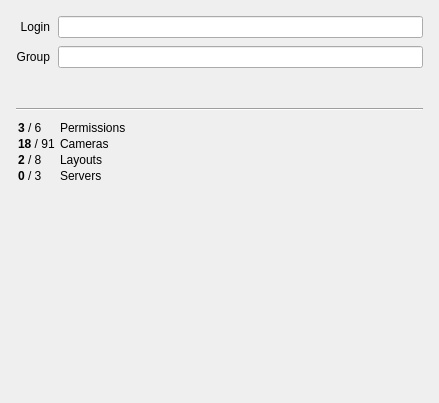
Before: the Qt Designer form client/src/ui/widgets/properties/user_profile_widget.ui in networkoptix/nx_open, drawn with Qt 5.
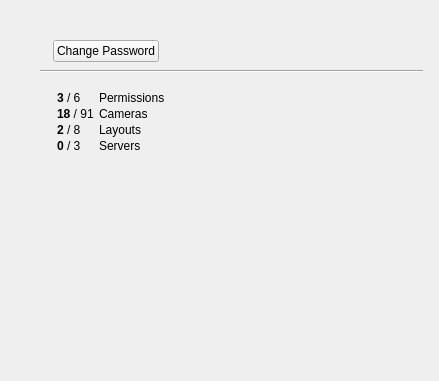
After: the same form once the commit is applied. Custom widgets are drawn as their Qt base class.

Commit message:
VMS-2293: Create dialog for access rights setup
<==== Mercurial data ====>
Branch: dev_3.0.0_gui

```diff
--- a/client/src/ui/widgets/properties/user_profile_widget.ui
+++ b/client/src/ui/widgets/properties/user_profile_widget.ui
@@ -7,7 +7,7 @@
     <x>0</x>
     <y>0</y>
     <width>439</width>
-    <height>403</height>
+    <height>381</height>
    </rect>
   </property>
   <layout class="QVBoxLayout" name="verticalLayout">
@@ -15,7 +15,7 @@
     <number>8</number>
    </property>
    <property name="leftMargin">
-    <number>16</number>
+    <number>40</number>
    </property>
    <property name="topMargin">
     <number>16</number>
@@ -27,49 +27,60 @@
     <number>16</number>
    </property>
    <item>
-    <layout class="QGridLayout" name="propertiesLayout">
-     <property name="verticalSpacing">
-      <number>8</number>
-     </property>
-     <item row="0" column="0" alignment="Qt::AlignRight">
-      <widget class="QLabel" name="loginLabel">
-       <property name="text">
-        <string>Login</string>
-       </property>
-       <property name="alignment">
-        <set>Qt::AlignRight|Qt::AlignTrailing|Qt::AlignVCenter</set>
-       </property>
-      </widget>
-     </item>
-     <item row="1" column="1">
-      <widget class="QLineEdit" name="groupLineEdit"/>
-     </item>
-     <item row="0" column="1">
-      <widget class="QLineEdit" name="loginLineEdit"/>
-     </item>
-     <item row="1" column="0" alignment="Qt::AlignRight">
-      <widget class="QLabel" name="groupLabel">
-       <property name="text">
-        <string>Group</string>
-       </property>
-       <property name="alignment">
-        <set>Qt::AlignRight|Qt::AlignTrailing|Qt::AlignVCenter</set>
-       </property>
-      </widget>
-     </item>
-    </layout>
+    <widget class="QnInputField" name="loginInputField" native="true"/>
+   </item>
+   <item>
+    <widget class="QnInputField" name="nameInputField" native="true"/>
    </item>
    <item>
     <widget class="QnInputField" name="emailInputField" native="true"/>
    </item>
    <item>
-    <widget class="QnInputField" name="newPasswordInputField" native="true"/>
-   </item>
-   <item>
-    <widget class="QnInputField" name="confirmPasswordInputField" native="true"/>
-   </item>
-   <item>
-    <widget class="QnInputField" name="currentPasswordInputField" native="true"/>
+    <widget class="QWidget" name="changePasswordWidget" native="true">
+     <layout class="QHBoxLayout" name="horizontalLayout">
+      <property name="leftMargin">
+       <number>0</number>
+      </property>
+      <property name="topMargin">
+       <number>0</number>
+      </property>
+      <property name="rightMargin">
+       <number>0</number>
+      </property>
+      <property name="bottomMargin">
+       <number>0</number>
+      </property>
+      <item>
+       <widget class="QLabel" name="changePasswordSpacerLabel"/>
+      </item>
+      <item>
+       <widget class="QPushButton" name="changePasswordButton">
+        <property name="sizePolicy">
+         <sizepolicy hsizetype="Fixed" vsizetype="Fixed">
+          <horstretch>0</horstretch>
+          <verstretch>0</verstretch>
+         </sizepolicy>
+        </property>
+        <property name="text">
+         <string>Change Password</string>
+        </property>
+       </widget>
+      </item>
+      <item>
+       <spacer name="horizontalSpacer">
+        <property name="orientation">
+         <enum>Qt::Horizontal</enum>
+        </property>
+        <property name="sizeHint" stdset="0">
+         <size>
+          <width>40</width>
+          <height>20</height>
+         </size>
+        </property>
+       </spacer>
+      </item>
+     </layout>
+    </widget>
    </item>
    <item>
     <widget class="Line" name="line">
@@ -79,19 +90,42 @@
     </widget>
    </item>
    <item>
-    <widget class="QLabel" name="permissionsLabel">
-     <property name="text">
-      <string notr="true">&lt;table&gt;
+    <widget class="QnInputField" name="groupInputField" native="true"/>
+   </item>
+   <item>
+    <layout class="QHBoxLayout" name="permissionsLayouyt">
+     <item>
+      <widget class="QLabel" name="permissionsSpacerLabel"/>
+     </item>
+     <item>
+      <widget class="QLabel" name="permissionsLabel">
+       <property name="text">
+        <string notr="true">&lt;table&gt;
 &lt;tr&gt;&lt;td&gt;&lt;b&gt;3&lt;/b&gt; / 6&lt;/td&gt;&lt;td&gt;&lt;/td&gt;&lt;td&gt;Permissions&lt;/td&gt;&lt;/tr&gt;
 &lt;tr&gt;&lt;td&gt;&lt;b&gt;18&lt;/b&gt; / 91&lt;/td&gt;&lt;td&gt;&lt;/td&gt;&lt;td&gt;Cameras&lt;/td&gt;&lt;/tr&gt;
 &lt;tr&gt;&lt;td&gt;&lt;b&gt;2&lt;/b&gt; / 8&lt;/td&gt;&lt;td&gt;&lt;/td&gt;&lt;td&gt;Layouts&lt;/td&gt;&lt;/tr&gt;
 &lt;tr&gt;&lt;td&gt;&lt;b&gt;0&lt;/b&gt; / 3&lt;/td&gt;&lt;td&gt;&lt;/td&gt;&lt;td&gt;Servers&lt;/td&gt;&lt;/tr&gt;
 &lt;/table&gt;</string>
-     </property>
-     <property name="textFormat">
-      <enum>Qt::RichText</enum>
-     </property>
-    </widget>
+       </property>
+       <property name="textFormat">
+        <enum>Qt::RichText</enum>
+       </property>
+      </widget>
+     </item>
+     <item>
+      <spacer name="horizontalSpacer_2">
+       <property name="orientation">
+        <enum>Qt::Horizontal</enum>
+       </property>
+       <property name="sizeHint" stdset="0">
+        <size>
+         <width>40</width>
+         <height>20</height>
+        </size>
+       </property>
+      </spacer>
+     </item>
+    </layout>
    </item>
    <item>
     <spacer name="verticalSpacer">
```
The commit also changes 6 other files.
